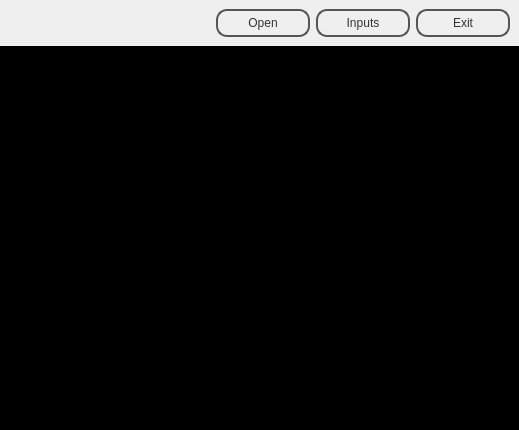
This is applications/scene-display/scene-display-gui.ui in daniel86/regen as Qt 5 draws it before an edit. The edited form follows.
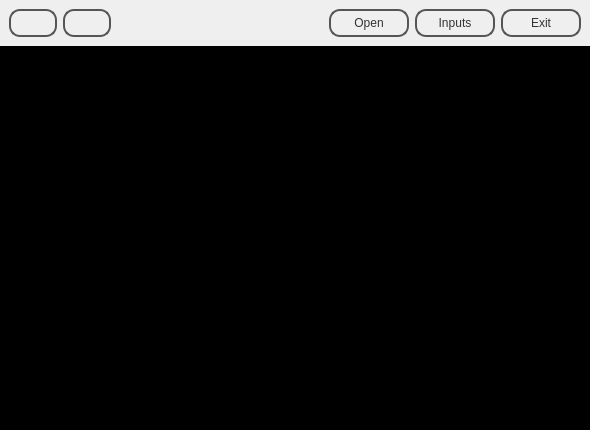
This is the edited form. Icons and pictures are not drawn.

Commit message: Allowing to define multiple views in XML file.

```diff
--- a/applications/scene-display/scene-display-gui.ui
+++ b/applications/scene-display/scene-display-gui.ui
@@ -6,7 +6,7 @@
    <rect>
     <x>0</x>
     <y>0</y>
-    <width>519</width>
+    <width>590</width>
     <height>430</height>
    </rect>
   </property>
@@ -30,8 +30,8 @@
 background: qradialgradient(cx: 0.3, cy: -0.4,
 fx: 0.3, fy: -0.4,
 radius: 1.35, stop: 0 #fff, stop: 1 #888);
-min-width: 80px;
 }
+# min-width: 80px;
 
 #buttonBarFrame QPushButton:hover {
 background: qradialgradient(cx: 0.3, cy: -0.4,
@@ -83,6 +83,62 @@
        <enum>QFrame::Raised</enum>
       </property>
       <layout class="QHBoxLayout" name="horizontalLayout">
+       <item>
+        <widget class="QPushButton" name="prevView">
+         <property name="sizePolicy">
+          <sizepolicy hsizetype="Fixed" vsizetype="Fixed">
+           <horstretch>0</horstretch>
+           <verstretch>0</verstretch>
+          </sizepolicy>
+         </property>
+         <property name="minimumSize">
+          <size>
+           <width>48</width>
+           <height>24</height>
+          </size>
+         </property>
+         <property name="maximumSize">
+          <size>
+           <width>48</width>
+           <height>48</height>
+          </size>
+         </property>
+         <property name="text">
+          <string/>
+         </property>
+         <property name="icon">
+          <iconset theme="go-previous"/>
+         </property>
+        </widget>
+       </item>
+       <item>
+        <widget class="QPushButton" name="nextView">
+         <property name="sizePolicy">
+          <sizepolicy hsizetype="Minimum" vsizetype="Fixed">
+           <horstretch>0</horstretch>
+           <verstretch>0</verstretch>
+          </sizepolicy>
+         </property>
+         <property name="minimumSize">
+          <size>
+           <width>48</width>
+           <height>24</height>
+          </size>
+         </property>
+         <property name="maximumSize">
+          <size>
+           <width>48</width>
+           <height>48</height>
+          </size>
+         </property>
+         <property name="text">
+          <string/>
+         </property>
+         <property name="icon">
+          <iconset theme="go-next"/>
+         </property>
+        </widget>
+       </item>
        <item>
         <spacer name="buttonSpacer">
          <property name="orientation">
@@ -98,6 +154,12 @@
        </item>
        <item>
         <widget class="QPushButton" name="openButton">
+         <property name="minimumSize">
+          <size>
+           <width>80</width>
+           <height>0</height>
+          </size>
+         </property>
          <property name="focusPolicy">
           <enum>Qt::NoFocus</enum>
          </property>
@@ -119,6 +181,12 @@
        </item>
        <item>
         <widget class="QPushButton" name="inputsButton">
+         <property name="minimumSize">
+          <size>
+           <width>80</width>
+           <height>0</height>
+          </size>
+         </property>
          <property name="focusPolicy">
           <enum>Qt::NoFocus</enum>
          </property>
@@ -132,6 +200,12 @@
        </item>
        <item>
         <widget class="QPushButton" name="exitButton">
+         <property name="minimumSize">
+          <size>
+           <width>80</width>
+           <height>0</height>
+          </size>
+         </property>
          <property name="focusPolicy">
           <enum>Qt::NoFocus</enum>
          </property>
```
Left out of the diff: 38 changed lines with no effect on the pictures. The commit also changes 6 other files.
